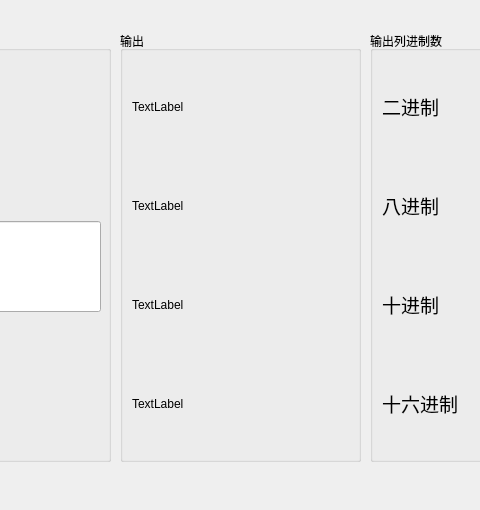
Qt form ICcalculator/programmer.ui (tyanxie/IC_Calculator) before a commit; both pictures show x 580 to 1060 and y 149 to 659 of the 1200 by 820 pixel window.
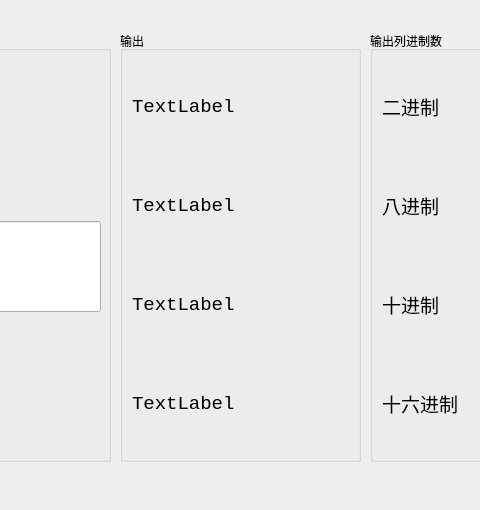
The same form after that commit.

```diff
--- a/ICcalculator/programmer.ui
+++ b/ICcalculator/programmer.ui
@@ -160,6 +160,12 @@
         <verstretch>0</verstretch>
        </sizepolicy>
       </property>
+      <property name="font">
+       <font>
+        <family>Consolas</family>
+        <pointsize>14</pointsize>
+       </font>
+      </property>
       <property name="text">
        <string>TextLabel</string>
       </property>
@@ -173,6 +179,12 @@
         <verstretch>0</verstretch>
        </sizepolicy>
       </property>
+      <property name="font">
+       <font>
+        <family>Consolas</family>
+        <pointsize>14</pointsize>
+       </font>
+      </property>
       <property name="text">
        <string>TextLabel</string>
       </property>
@@ -186,6 +198,12 @@
         <verstretch>0</verstretch>
        </sizepolicy>
       </property>
+      <property name="font">
+       <font>
+        <family>Consolas</family>
+        <pointsize>14</pointsize>
+       </font>
+      </property>
       <property name="text">
        <string>TextLabel</string>
       </property>
@@ -199,6 +217,12 @@
         <verstretch>0</verstretch>
        </sizepolicy>
       </property>
+      <property name="font">
+       <font>
+        <family>Consolas</family>
+        <pointsize>14</pointsize>
+       </font>
+      </property>
       <property name="text">
        <string>TextLabel</string>
       </property>
```
